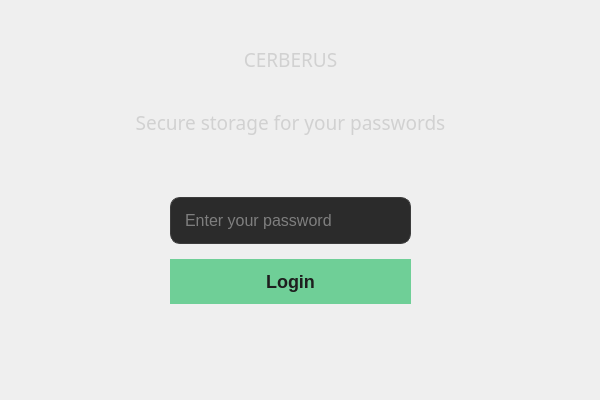
The window that dialoglogin.ui (minnesangg/Cerberus) describes before a commit, drawn with Qt 5.
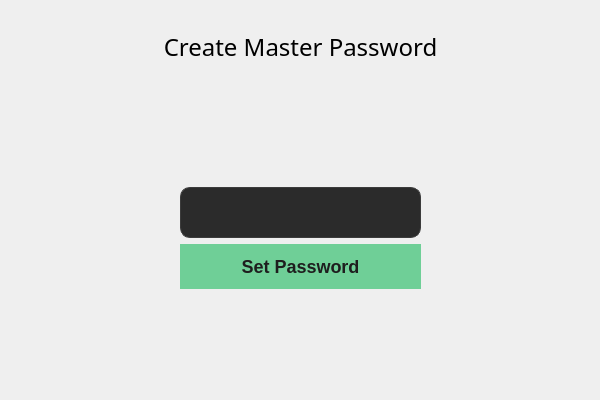
The same window after the commit.

Commit message: added create master pass window, updated UI mainwwindow for test

Diff of the .ui file:
```diff
--- a/dialoglogin.ui
+++ b/dialoglogin.ui
@@ -33,18 +33,31 @@
   <property name="windowTitle">
    <string>Dialog</string>
   </property>
+  <widget class="QStackedWidget" name="stackedWidget">
+   <property name="geometry">
+    <rect>
+     <x>0</x>
+     <y>10</y>
+     <width>591</width>
+     <height>371</height>
+    </rect>
+   </property>
+   <property name="currentIndex">
+    <number>1</number>
+   </property>
+   <widget class="QWidget" name="login">
   <widget class="QWidget" name="verticalLayoutWidget_3">
    <property name="geometry">
     <rect>
-     <x>10</x>
-     <y>30</y>
-     <width>561</width>
-     <height>374</height>
+       <x>30</x>
+       <y>20</y>
+       <width>551</width>
+       <height>382</height>
     </rect>
    </property>
    <layout class="QVBoxLayout" name="verticalLayout_All" stretch="0">
     <item>
-     <layout class="QVBoxLayout" name="verticalLayout_Labels" stretch="1,1,1">
+       <layout class="QVBoxLayout" name="verticalLayout_Labels" stretch="0,0,1">
       <property name="bottomMargin">
        <number>100</number>
       </property>
@@ -79,8 +92,8 @@
        <widget class="QLabel" name="cerberusDesc">
         <property name="sizePolicy">
          <sizepolicy hsizetype="Expanding" vsizetype="Expanding">
-          <horstretch>1</horstretch>
-          <verstretch>1</verstretch>
+            <horstretch>0</horstretch>
+            <verstretch>0</verstretch>
          </sizepolicy>
         </property>
         <property name="font">
@@ -111,7 +124,7 @@
          <number>160</number>
         </property>
         <property name="topMargin">
-         <number>40</number>
+           <number>100</number>
         </property>
         <property name="rightMargin">
          <number>160</number>
@@ -194,6 +207,131 @@
      </layout>
     </item>
    </layout>
+    </widget>
+   </widget>
+   <widget class="QWidget" name="generate">
+    <widget class="QWidget" name="verticalLayoutWidget">
+     <property name="geometry">
+      <rect>
+       <x>20</x>
+       <y>20</y>
+       <width>561</width>
+       <height>379</height>
+      </rect>
+     </property>
+     <layout class="QVBoxLayout" name="verticalLayout">
+      <item>
+       <widget class="QLabel" name="createMasterLabel">
+        <property name="font">
+         <font>
+          <family>Gill Sans MT</family>
+          <pointsize>18</pointsize>
+         </font>
+        </property>
+        <property name="cursor">
+         <cursorShape>ArrowCursor</cursorShape>
+        </property>
+        <property name="text">
+         <string>Create Master Password</string>
+        </property>
+        <property name="alignment">
+         <set>Qt::AlignHCenter|Qt::AlignTop</set>
+        </property>
+       </widget>
+      </item>
+      <item>
+       <layout class="QVBoxLayout" name="verticalLayout_2">
+        <property name="leftMargin">
+         <number>160</number>
+        </property>
+        <property name="rightMargin">
+         <number>160</number>
+        </property>
+        <property name="bottomMargin">
+         <number>120</number>
+        </property>
+        <item>
+         <widget class="QLineEdit" name="newMasterPassLabel">
+          <property name="font">
+           <font>
+            <family>Gill Sans MT</family>
+            <pointsize>-1</pointsize>
+           </font>
+          </property>
+          <property name="focusPolicy">
+           <enum>Qt::StrongFocus</enum>
+          </property>
+          <property name="styleSheet">
+           <string notr="true">QLineEdit {
+    background-color: #2b2b2b; /* Графитовый фон */
+    border: 1px solid #3c3c3c; /* Чуть светлее для выделения */
+    color: #d1d1d1; /* Бело-серый текст */
+    font-size: 16px;
+    padding: 12px;
+    border-radius: 10px;
+    transition: border-color 0.3s;
+}
+
+QLineEdit:focus {
+    border-color: #6fcf97; /* Зелёный акцент при фокусе */
+    box-shadow: 0 0 5px rgba(111, 207, 151, 0.5);
+}
+</string>
+          </property>
+          <property name="echoMode">
+           <enum>QLineEdit::Password</enum>
+          </property>
+          <property name="alignment">
+           <set>Qt::AlignBottom|Qt::AlignLeading|Qt::AlignLeft</set>
+          </property>
+         </widget>
+        </item>
+        <item>
+         <widget class="QPushButton" name="newMasterPassButton">
+          <property name="font">
+           <font>
+            <family>Segoe UI</family>
+            <pointsize>-1</pointsize>
+            <bold>true</bold>
+           </font>
+          </property>
+          <property name="cursor">
+           <cursorShape>PointingHandCursor</cursorShape>
+          </property>
+          <property name="styleSheet">
+           <string notr="true">QPushButton {
+    background-color: #6fcf97; /* Мягкий зелёный */
+    color: #1e1e1e; /* Тёмный текст на светлом фоне */
+    font-size: 18px;
+    font-weight: bold;
+    border: none;
+    padding: 12px 24px;
+    border-radius: 25px;
+    box-shadow: 0 4px 8px rgba(0, 0, 0, 0.1);
+    transition: background-color 0.3s, box-shadow 0.3s;
+}
+
+QPushButton:hover {
+    background-color: #5bbd88;
+    box-shadow: 0 6px 12px rgba(0, 0, 0, 0.2);
+}
+
+QPushButton:pressed {
+    background-color: #4aa97a;
+    box-shadow: none;
+}
+</string>
+          </property>
+          <property name="text">
+           <string>Set Password</string>
+          </property>
+         </widget>
+        </item>
+       </layout>
+      </item>
+     </layout>
+    </widget>
+   </widget>
   </widget>
  </widget>
  <resources/>
```
Left out of the diff: 3 changed lines with no effect on the pictures. Lines whose indentation alone changed are shown as unchanged. The commit also changes 11 other files.
